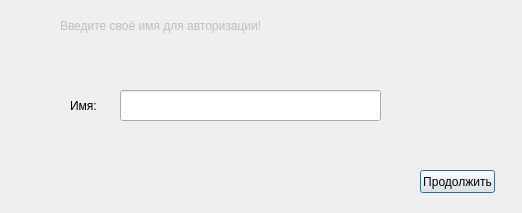
Above: multiplication/warning.ui from Valentina02-cyber/mult before the change. Below: the same form after it.
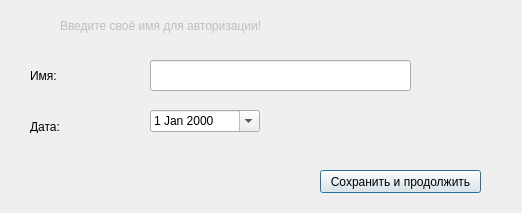
That is the form after the change. Icons and pictures are not drawn.

Patch:
```diff
--- a/multiplication/warning.ui
+++ b/multiplication/warning.ui
@@ -25,31 +25,6 @@
    <iconset>
     <normaloff>../build-multiplication-Desktop_Qt_5_10_0_MinGW_32bit-Debug/png-clipart-check-mark-computer-icons-blue-check-mark-blue-text.png</normaloff>../build-multiplication-Desktop_Qt_5_10_0_MinGW_32bit-Debug/png-clipart-check-mark-computer-icons-blue-check-mark-blue-text.png</iconset>
   </property>
-  <widget class="QPushButton" name="pushButton">
-   <property name="geometry">
-    <rect>
-     <x>420</x>
-     <y>170</y>
-     <width>75</width>
-     <height>23</height>
-    </rect>
-   </property>
-   <property name="text">
-    <string>Продолжить</string>
-   </property>
-   <property name="autoExclusive">
-    <bool>false</bool>
-   </property>
-   <property name="autoDefault">
-    <bool>false</bool>
-   </property>
-   <property name="default">
-    <bool>true</bool>
-   </property>
-   <property name="flat">
-    <bool>false</bool>
-   </property>
-  </widget>
   <widget class="QLabel" name="label">
    <property name="enabled">
     <bool>false</bool>
@@ -76,8 +51,8 @@
   <widget class="QLabel" name="label_2">
    <property name="geometry">
     <rect>
-     <x>70</x>
-     <y>80</y>
+     <x>30</x>
+     <y>50</y>
      <width>41</width>
      <height>51</height>
     </rect>
@@ -96,11 +71,59 @@
   <widget class="QLineEdit" name="lineEdit">
    <property name="geometry">
     <rect>
-     <x>120</x>
-     <y>90</y>
+     <x>150</x>
+     <y>60</y>
      <width>261</width>
      <height>31</height>
     </rect>
+   </property>
+   <property name="autoFillBackground">
+    <bool>false</bool>
+   </property>
+   <property name="readOnly">
+    <bool>false</bool>
+   </property>
+  </widget>
+  <widget class="QPushButton" name="pushButton_2">
+   <property name="geometry">
+    <rect>
+     <x>320</x>
+     <y>170</y>
+     <width>161</width>
+     <height>23</height>
+    </rect>
+   </property>
+   <property name="text">
+    <string>Сохранить и продолжить</string>
+   </property>
+   <property name="default">
+    <bool>true</bool>
+   </property>
+  </widget>
+  <widget class="QLabel" name="label_3">
+   <property name="geometry">
+    <rect>
+     <x>30</x>
+     <y>120</y>
+     <width>47</width>
+     <height>13</height>
+    </rect>
+   </property>
+   <property name="text">
+    <string>Дата:</string>
+   </property>
+  </widget>
+  <widget class="QDateEdit" name="dateEdit">
+   <property name="geometry">
+    <rect>
+     <x>150</x>
+     <y>110</y>
+     <width>110</width>
+     <height>22</height>
+    </rect>
+   </property>
+   <property name="calendarPopup">
+    <bool>true</bool>
    </property>
   </widget>
  </widget>
```
